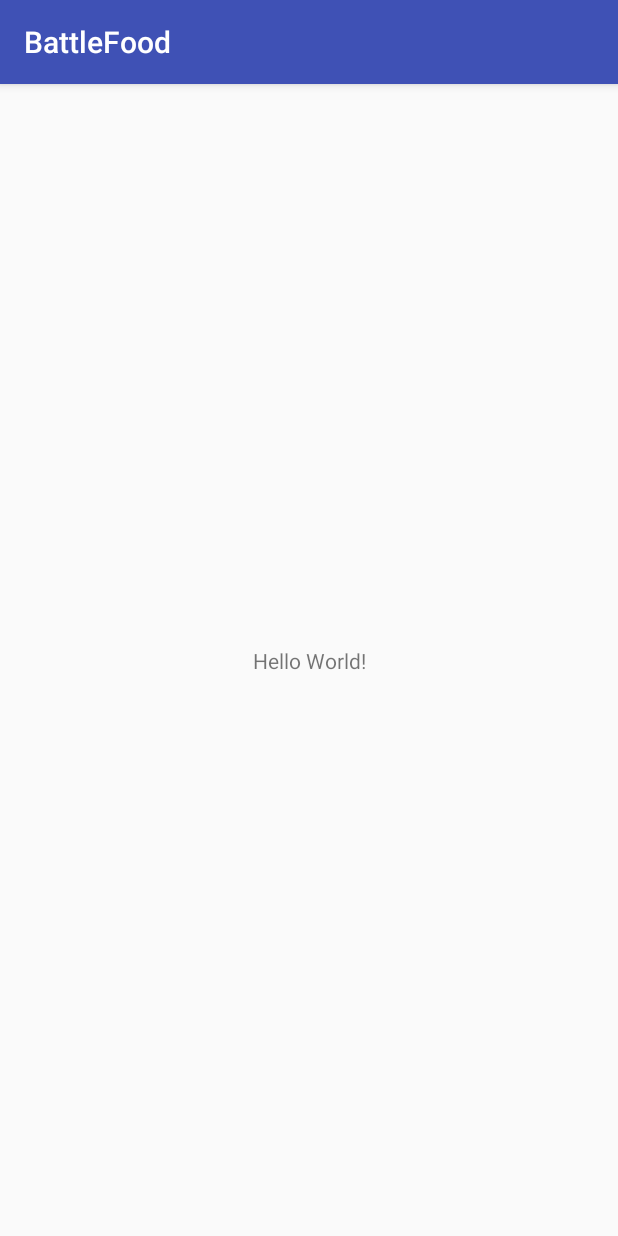
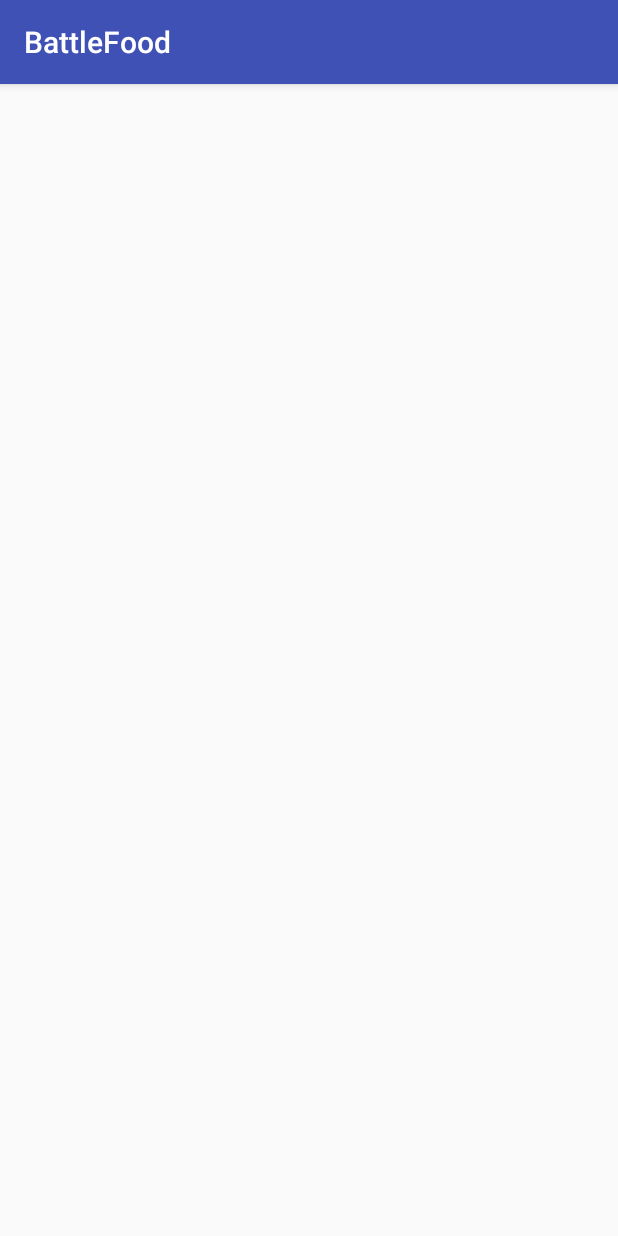
Before and after one commit to schelle14/BattleFood, an Android app: the screen it shows after launch (MainActivity), on a phone screen of 412 x 824 dp. Run offline under Robolectric (Android 15) with nearby library versions, the phone set to English and light mode, and no system bars.

Commit message:
Start UI

```diff
--- a/app/src/main/AndroidManifest.xml
+++ b/app/src/main/AndroidManifest.xml
@@ -16,6 +16,7 @@
                 <category android:name="android.intent.category.LAUNCHER" />
             </intent-filter>
         </activity>
+        <activity android:name=".Start_UI"></activity>
     </application>
 
 </manifest>
--- a/app/src/main/res/layout/activity_main.xml
+++ b/app/src/main/res/layout/activity_main.xml
@@ -6,13 +6,4 @@
     android:layout_height="match_parent"
     tools:context="at.xp2_2017.battlefood.MainActivity">
 
-    <TextView
-        android:layout_width="wrap_content"
-        android:layout_height="wrap_content"
-        android:text="Hello World!"
-        app:layout_constraintBottom_toBottomOf="parent"
-        app:layout_constraintLeft_toLeftOf="parent"
-        app:layout_constraintRight_toRightOf="parent"
-        app:layout_constraintTop_toTopOf="parent" />
-
 </android.support.constraint.ConstraintLayout>
```
